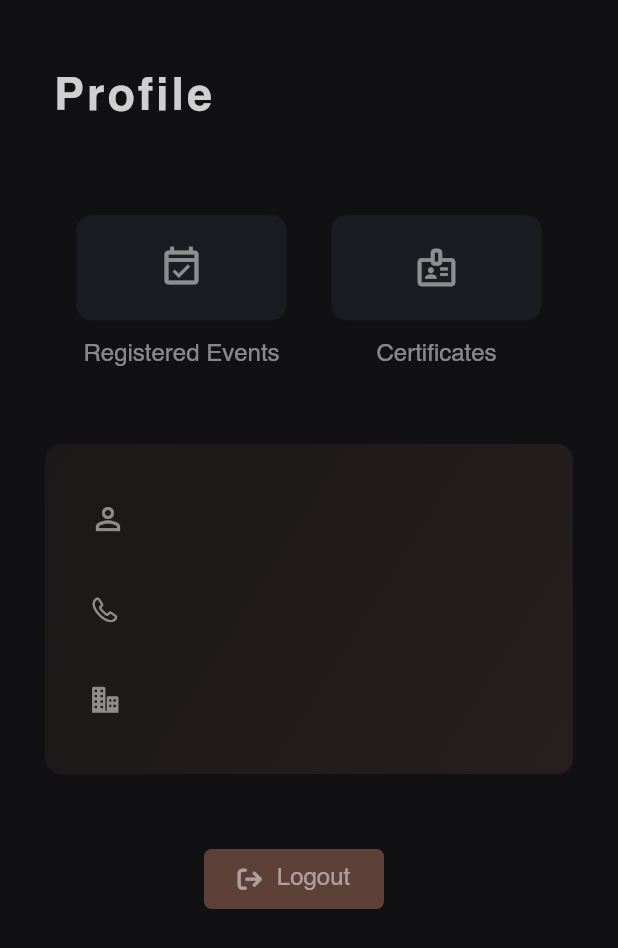
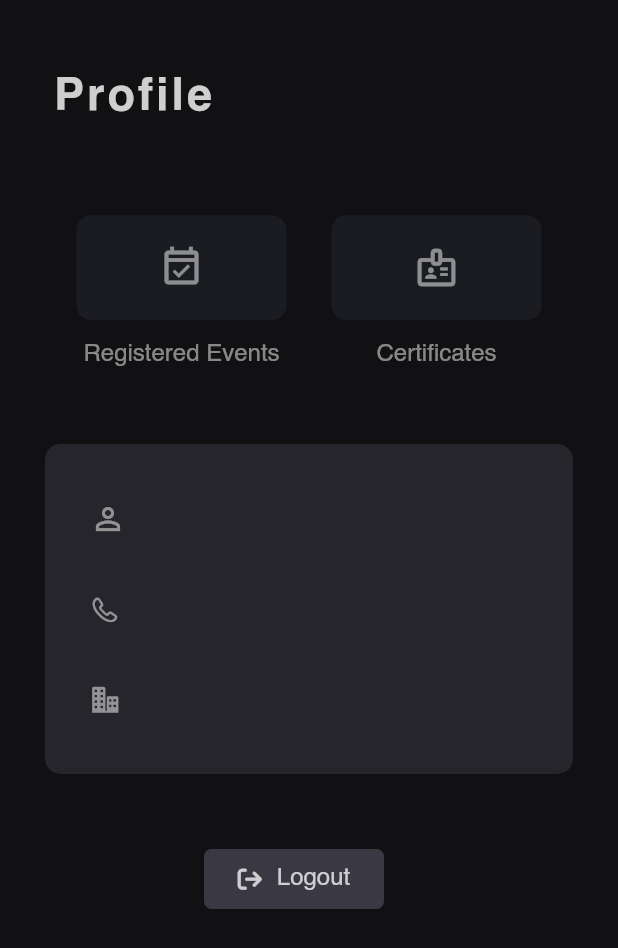
Before and after one commit to dinoy-raj/Hestia-22, a Flutter app: the ProfilePage screen opened directly, on a phone screen of 412 x 824 dp. Shown: the top 948 px of the screen. Run offline on Flutter 3.47's test engine with Material 2 defaults, Android fonts, the phone set to English and light mode, and no system bars; our stand-ins replace animated_text_kit, badges, cached_network_image, firebase_core, firebase_messaging, flutter_secure_storage and 5 more; accounts and stored records are empty; network calls fail; statements that could not run were skipped.

Commit message:
Color changes

```diff
--- a/lib/main.dart
+++ b/lib/main.dart
@@ -42,7 +42,6 @@ class _MyAppState extends State<MyApp> {
       debugShowCheckedModeBanner: false,
       title: 'Hestia22',
       theme: ThemeData(
-        primarySwatch: Colors.brown,
         highlightColor: Colors.transparent,
         splashColor: Colors.transparent,
       ),
@@ -75,7 +74,7 @@ class Constants {
   static Color iconIn = Colors.grey.withOpacity(.35);
   static final Color color1 = Colors.grey.withOpacity(0.1);
   static const Color color2 = Colors.white;
-  static final Color color3 = Colors.brown[700]!;
+  static final Color color33 = Colors.brown[700]!;
   static const Color color4 = Colors.blueGrey;
   static const pureBlack = Color(0x00000000);
   static const imageColor = Color(0x0031164a);
@@ -87,7 +86,7 @@ class Constants {
   static const gradient1 = Colors.black;
   static const gradient2 = Colors.grey;
   static const gradient3 = Colors.white10;
-  static const transaparent = Colors.transparent;
+  static const transparent = Colors.transparent;
   static const lightWhite = Colors.white70;
 }
 
--- a/lib/screens/events/events.dart
+++ b/lib/screens/events/events.dart
@@ -232,14 +232,14 @@ class _EventDetailsState extends State<EventDetails> {
                                           fontWeight: FontWeight.w200,
                                           decoration: TextDecoration.none,
                                           decorationColor:
-                                              Constants.transaparent,
+                                              Constants.transparent,
                                           overflow: TextOverflow.clip,
                                           color: Constants.pureWhite
                                               .withOpacity(0.9),
                                           fontFamily: fontfamily,
                                         ),
                                         decoration: const BoxDecoration(
-                                            color: Constants.transaparent),
+                                            color: Constants.transparent),
                                         slideDirection: SlideDirection.down,
                                         duration: duration == null
                                             ? const Duration(
--- a/lib/screens/home/notification.dart
+++ b/lib/screens/home/notification.dart
@@ -1,3 +1,5 @@
+import 'dart:developer';
+
 import 'package:flutter/material.dart';
 import '../../main.dart';
 import 'home.dart';
--- a/lib/screens/profile/profile.dart
+++ b/lib/screens/profile/profile.dart
@@ -185,14 +185,7 @@ class _ProfilePageState extends State<ProfilePage> {
                             borderRadius: const BorderRadius.all(
                               Radius.circular(10),
                             ),
-                            gradient: LinearGradient(
-                              colors: [
-                                Colors.brown.withOpacity(0.1),
-                                Colors.brown.withOpacity(0.2),
-                              ],
-                              begin: AlignmentDirectional.topStart,
-                              end: AlignmentDirectional.bottomEnd,
-                            ),
+                            color: Constants.iconAc.withOpacity(0.1),
                           ),
                           child: AnimatedPadding(
                             padding: start
@@ -233,7 +226,8 @@ class _ProfilePageState extends State<ProfilePage> {
                                           child: Text(
                                             widget.data == null
                                                 ? ""
-                                                : widget.data!['name'].toString(),
+                                                : widget.data!['name']
+                                                    .toString(),
                                             style: TextStyle(
                                                 color: Colors.white
                                                     .withOpacity(.5),
@@ -268,7 +262,8 @@ class _ProfilePageState extends State<ProfilePage> {
                                           child: Text(
                                             widget.data == null
                                                 ? ""
-                                                : widget.data!['phone_number'].toString()
+                                                : widget.data!['phone_number']
+                                                    .toString()
                                                     .substring(3),
                                             style: TextStyle(
                                                 color: Colors.white
@@ -304,10 +299,11 @@ class _ProfilePageState extends State<ProfilePage> {
                                           child: Text(
                                             widget.data == null
                                                 ? ""
-                                                : widget.data!['dept_name'].toString() +
+                                                : widget.data!['dept_name']
+                                                        .toString() +
                                                     ", " +
-                                                    widget
-                                                        .data!['college_name'].toString(),
+                                                    widget.data!['college_name']
+                                                        .toString(),
                                             style: TextStyle(
                                                 overflow: TextOverflow.clip,
                                                 color: Colors.white
@@ -348,7 +344,7 @@ class _ProfilePageState extends State<ProfilePage> {
                         },
                         child: Container(
                           decoration: BoxDecoration(
-                            color: Constants.color3,
+                            color: Constants.iconAc.withOpacity(0.2),
                             borderRadius: BorderRadius.circular(5),
                           ),
                           height: 40,
@@ -362,7 +358,7 @@ class _ProfilePageState extends State<ProfilePage> {
                                   child: Center(
                                     child: Icon(
                                       FontAwesomeIcons.arrowRightFromBracket,
-                                      color: Colors.white.withOpacity(0.5),
+                                      color: Colors.white.withOpacity(0.75),
                                       size: 16,
                                     ),
                                   ),
@@ -370,7 +366,7 @@ class _ProfilePageState extends State<ProfilePage> {
                                 Text('Logout',
                                     textAlign: TextAlign.center,
                                     style: TextStyle(
-                                        color: Colors.white.withOpacity(0.5),
+                                        color: Colors.white.withOpacity(0.75),
                                         fontSize: 16,
                                         fontFamily: 'Helvetica',
                                         fontWeight: FontWeight.normal)),
--- a/lib/screens/profile/profile_registration.dart
+++ b/lib/screens/profile/profile_registration.dart
@@ -136,7 +136,7 @@ class ProfileRegistration extends StatelessWidget {
                                       ),
                             color: context.read<ProfileProvider>().result == 0
                                 ? Colors.green
-                                : Constants.color3,
+                                : Constants.iconAc,
                           ),
                           const SizedBox(
                             height: 50,
```
Also changed, not shown: lib/screens/spots/cards.dart (+6 -14 lines), lib/screens/spots/spot_page.dart (+10 -8 lines), lib/screens/spots/spots.dart (+8 -8 lines).
